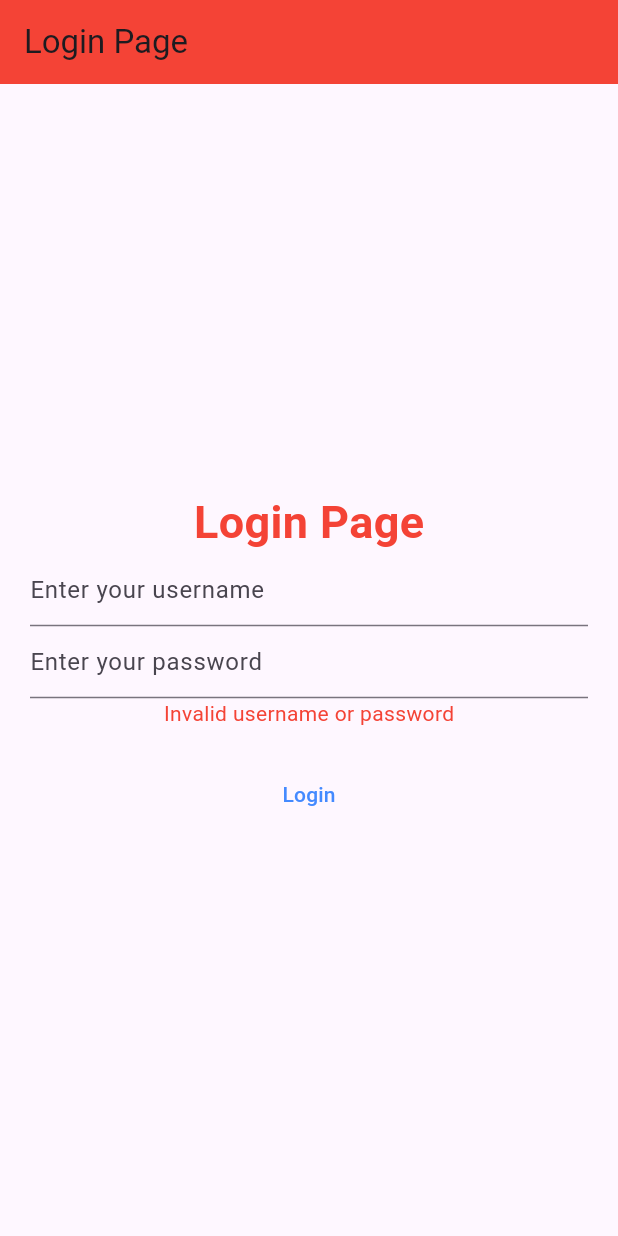
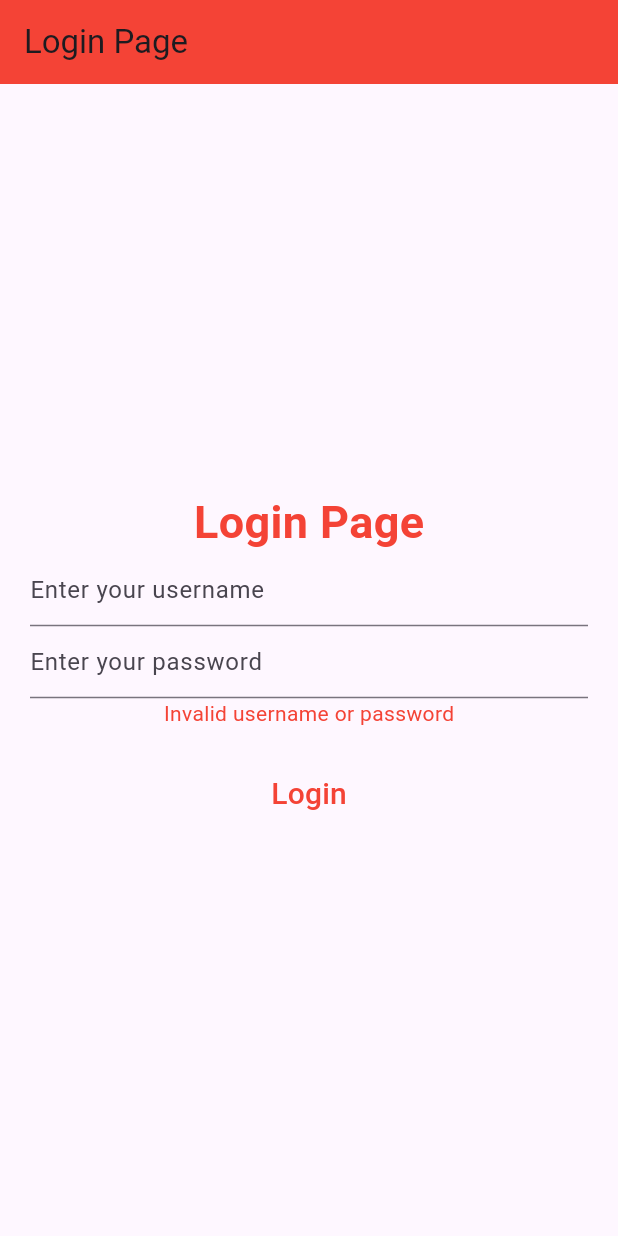
Before and after one commit to batirniyaz/Online-Shopping-App, a Flutter app: the LoginPage screen opened by its route, after a tap on "Login", on a phone screen of 412 x 824 dp. Run offline on Flutter 3.47's test engine with Material 3 defaults, Android fonts, the phone set to English and light mode, and no system bars; our stand-ins replace go_router; network calls fail; key blocks and very long unbroken strings in the code were emptied for the run.

Commit message:
according to reviw changed login text

```diff
--- a/lib/pages/LoginPage.dart
+++ b/lib/pages/LoginPage.dart
@@ -65,7 +65,7 @@ class _LoginPageState extends State<LoginPage> {
                 var psw = passwordController.text;
 
                 if (un == "admin" && psw == "admin123") {
-                  context.go('/add-new-product');
+                  context.push('/add-new-product');
                 } else {
                   setState(() {
                     isError = true;
@@ -74,7 +74,7 @@ class _LoginPageState extends State<LoginPage> {
               },
               child: Text(
                 "Login",
-                style: TextStyle(color: Colors.blueAccent),
+                style: TextStyle(color: Colors.red[500], fontSize: 20.0),
               ),
             ),
           ],
```
